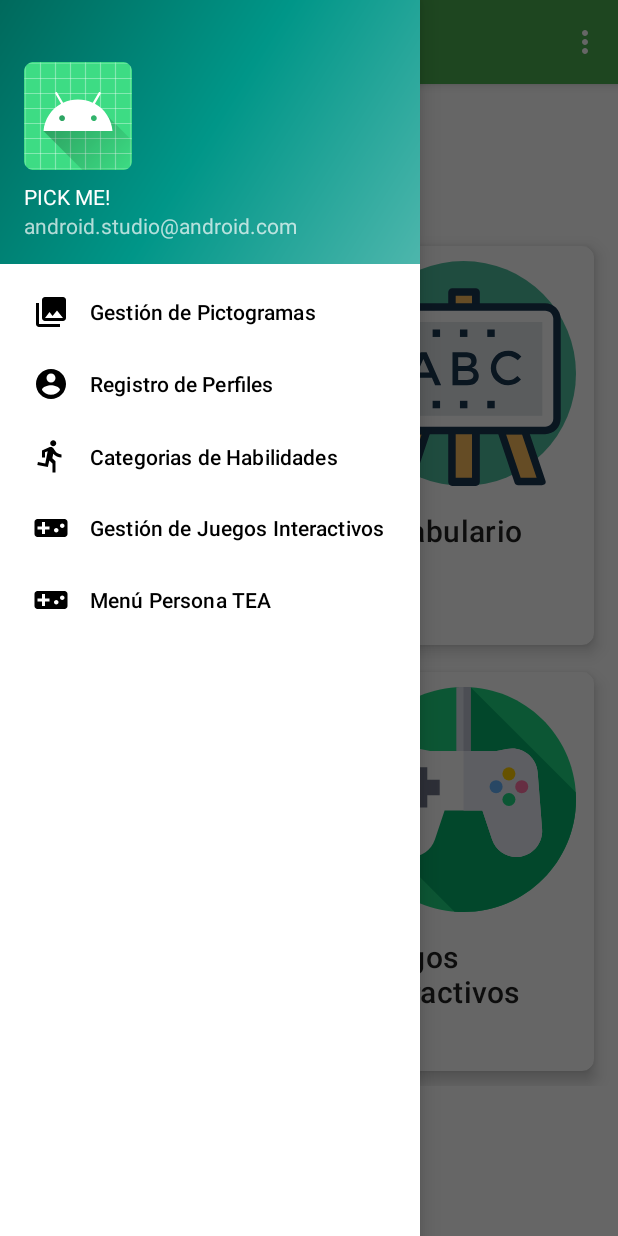
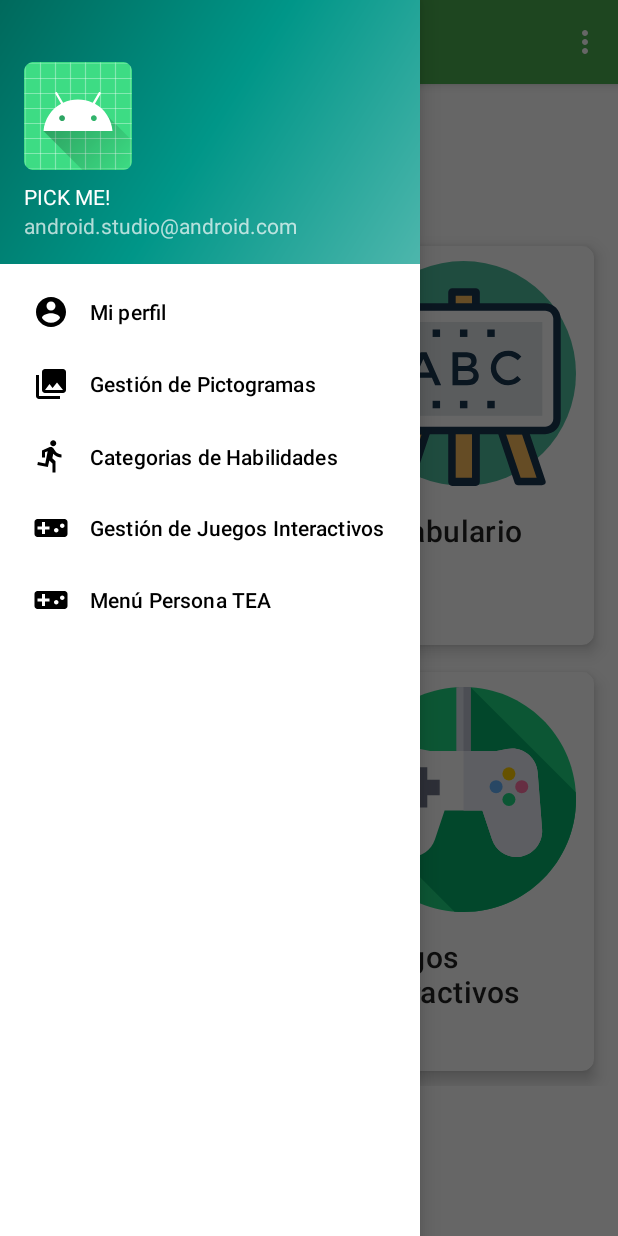
Before and after one commit to Lexan92/APPTEA, an Android app: the MainActivity screen opened directly, with no data from a screen before it, with the side drawer open, on a phone screen of 412 x 824 dp. Run offline under Robolectric (Android 15) with nearby library versions, the phone set to English and light mode, and no system bars; our stand-ins replace navigation-ui.

Commit message:
Se actualizo opciones del menu
Se actualizo a MI PERFIL y se coloco primero la opcion en el menu

```diff
--- a/app/src/main/res/menu/activity_main_drawer.xml
+++ b/app/src/main/res/menu/activity_main_drawer.xml
@@ -4,14 +4,15 @@
     tools:showIn="navigation_view">
 
     <group android:checkableBehavior="single">
+
+        <item
+            android:id="@+id/nav_registro_perfil"
+            android:icon="@drawable/ic_account_circle_black_24dp"
+            android:title="@string/menu_mi_perfil" />
         <item
             android:id="@+id/nav_gestion_pictograma"
             android:icon="@drawable/ic_menu_gallery"
             android:title="@string/menu_gestion_pictograma" />
-        <item
-            android:id="@+id/nav_registro_perfil"
-            android:icon="@drawable/ic_account_circle_black_24dp"
-            android:title="@string/menu_registro_perfil" />
         <item
             android:id="@+id/nav_gestion_habilidad"
             android:icon="@drawable/ic_directions_run_black_24dp"
--- a/app/src/main/res/values/strings.xml
+++ b/app/src/main/res/values/strings.xml
@@ -12,7 +12,7 @@
     <string name="menu_inicio">Inicio</string>
 
     <string name="menu_gestion_pictograma">Gestión de Pictogramas</string>
-    <string name="menu_registro_perfil">Registro de Perfiles</string>
+    <string name="menu_mi_perfil">Mi perfil</string>
     <string name="menu_gestion_habilidad">Categorias de Habilidades Cotidianas</string>
     <string name="menu_gestion_juego">Gestión de Juegos Interactivos</string>
     <string name="menu_persona_tea">Menú Persona TEA</string>
```
